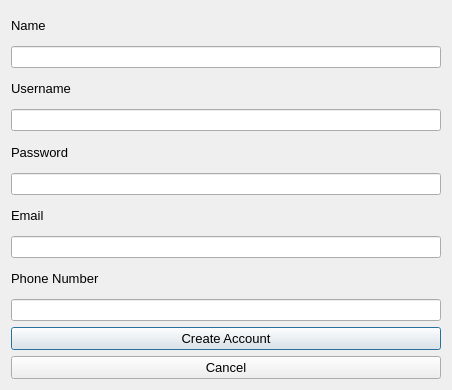
Qt form createaccountwindow.ui (AP-projects-4001/-) before a commit.
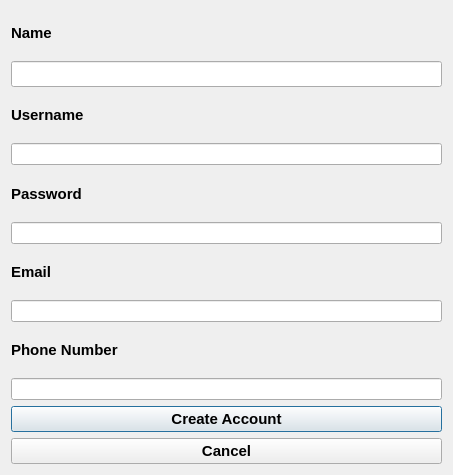
The same form after that commit.

The edit to the form file:
```diff
--- a/createaccountwindow.ui
+++ b/createaccountwindow.ui
@@ -6,8 +6,8 @@
    <rect>
     <x>0</x>
     <y>0</y>
-    <width>452</width>
-    <height>390</height>
+    <width>453</width>
+    <height>475</height>
    </rect>
   </property>
   <property name="windowTitle">
@@ -18,7 +18,9 @@
     <widget class="QLabel" name="label">
      <property name="font">
       <font>
-       <pointsize>10</pointsize>
+       <pointsize>11</pointsize>
+       <weight>75</weight>
+       <bold>true</bold>
       </font>
      </property>
      <property name="text">
@@ -27,13 +29,21 @@
     </widget>
    </item>
    <item>
-    <widget class="QLineEdit" name="input_name"/>
+    <widget class="QLineEdit" name="input_name">
+     <property name="font">
+      <font>
+       <pointsize>11</pointsize>
+      </font>
+     </property>
+    </widget>
    </item>
    <item>
     <widget class="QLabel" name="label_2">
      <property name="font">
       <font>
-       <pointsize>10</pointsize>
+       <pointsize>11</pointsize>
+       <weight>75</weight>
+       <bold>true</bold>
       </font>
      </property>
      <property name="text">
@@ -48,7 +58,9 @@
     <widget class="QLabel" name="label_3">
      <property name="font">
       <font>
-       <pointsize>10</pointsize>
+       <pointsize>11</pointsize>
+       <weight>75</weight>
+       <bold>true</bold>
       </font>
      </property>
      <property name="text">
@@ -63,7 +75,9 @@
     <widget class="QLabel" name="label_4">
      <property name="font">
       <font>
-       <pointsize>10</pointsize>
+       <pointsize>11</pointsize>
+       <weight>75</weight>
+       <bold>true</bold>
       </font>
      </property>
      <property name="text">
@@ -78,7 +92,9 @@
     <widget class="QLabel" name="label_5">
      <property name="font">
       <font>
-       <pointsize>10</pointsize>
+       <pointsize>11</pointsize>
+       <weight>75</weight>
+       <bold>true</bold>
       </font>
      </property>
      <property name="text">
@@ -93,7 +109,9 @@
     <widget class="QPushButton" name="create_button">
      <property name="font">
       <font>
-       <pointsize>10</pointsize>
+       <pointsize>11</pointsize>
+       <weight>75</weight>
+       <bold>true</bold>
       </font>
      </property>
      <property name="text">
@@ -105,7 +123,9 @@
     <widget class="QPushButton" name="exitBtn">
      <property name="font">
       <font>
-       <pointsize>10</pointsize>
+       <pointsize>11</pointsize>
+       <weight>75</weight>
+       <bold>true</bold>
       </font>
      </property>
      <property name="text">
```
